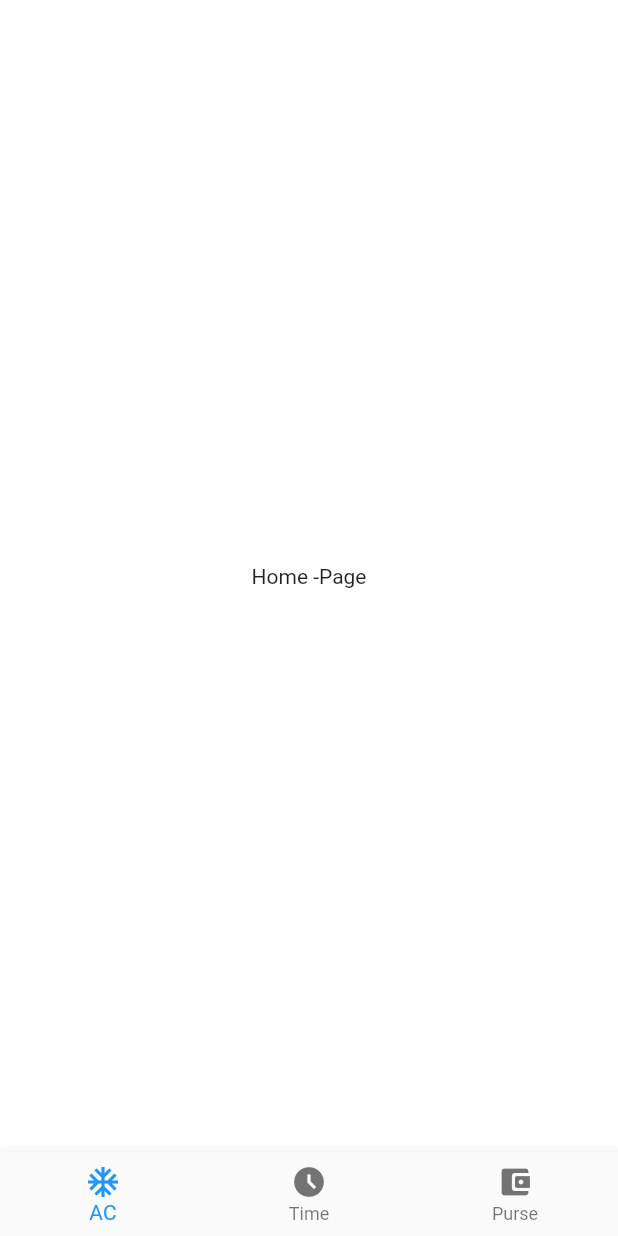
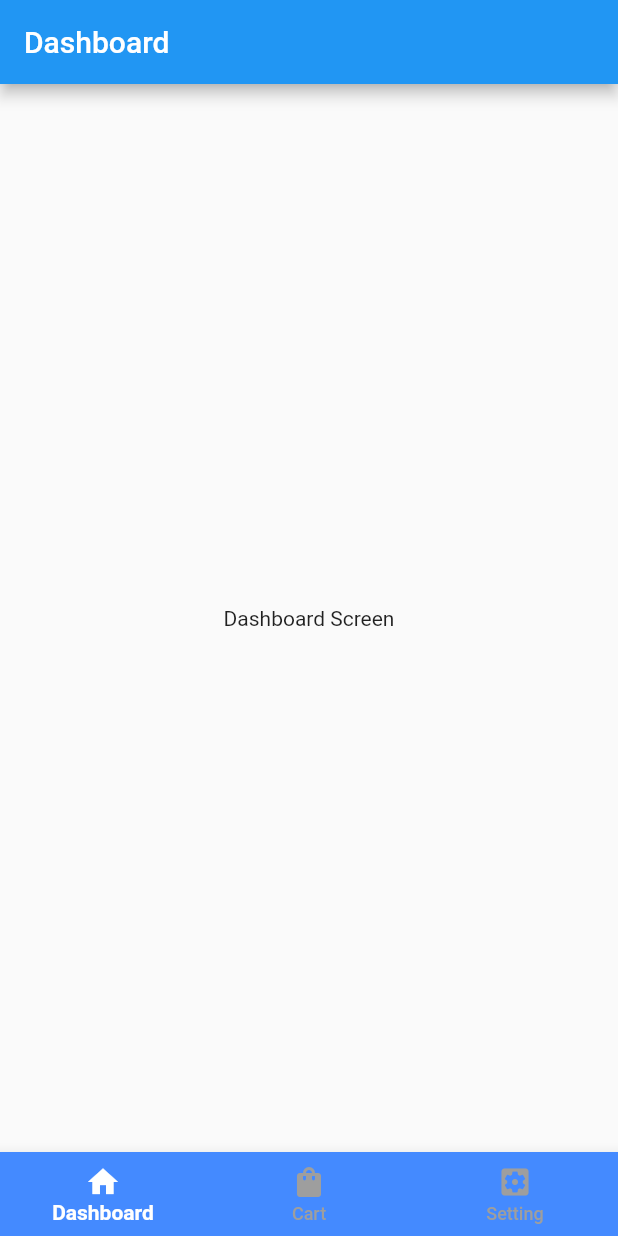
Before and after one commit to Biplab-Dutta/go_router_test, a Flutter app: the screen it shows after launch, on a phone screen of 412 x 824 dp. Run offline on Flutter 3.47's test engine with Material 2 defaults, Android fonts, the light colour scheme and no system bars; our stand-ins replace flutter_riverpod, go_router.

Commit message:
:hammer: Fix issue of shellRoute

```diff
--- /dev/null
+++ b/lib/feature/dashboard/dashboard_page.dart
@@ -0,0 +1,30 @@
+import 'package:flutter/material.dart';
+
+class DashboardPage extends StatefulWidget {
+  const DashboardPage({super.key});
+
+  static String routeName = 'dashboard';
+  static String route = '/';
+
+  @override
+  State<DashboardPage> createState() => _DashboardPageState();
+}
+
+class _DashboardPageState extends State<DashboardPage> {
+  @override
+  Widget build(BuildContext context) {
+    return Scaffold(
+      appBar: AppBar(
+        title: const Text('Dashboard'),
+      ),
+      body: const Center(
+        child: Column(
+          mainAxisAlignment: MainAxisAlignment.center,
+          children: [
+            Text('Dashboard Screen'),
+          ],
+        ),
+      ),
+    );
+  }
+}
--- /dev/null
+++ b/lib/feature/home/controller/home_controller.dart
@@ -0,0 +1,15 @@
+import 'package:flutter_riverpod/flutter_riverpod.dart';
+
+final homeControllerProvider = StateNotifierProvider<HomeController, int>((ref) {
+  return HomeController(0);
+});
+
+class HomeController extends StateNotifier<int> {
+  HomeController(super.state);
+
+  int get position => state;
+
+  set position(int val) {
+    state = val;
+  }
+}
--- a/lib/feature/home/home_page.dart
+++ /dev/null
@@ -1,53 +0,0 @@
-import 'package:flutter/material.dart';
-import 'package:flutter_riverpod/flutter_riverpod.dart';
-import 'package:go_router/go_router.dart';
-import 'package:samjhna_birsana/feature/first/first_page.dart';
-import 'package:samjhna_birsana/feature/second/second_page.dart';
-import 'package:samjhna_birsana/router.dart';
-
-class HomePage extends ConsumerStatefulWidget {
-  const HomePage({super.key});
-
-  static String routeName = 'home';
-  static String route = '/';
-
-  @override
-  ConsumerState<HomePage> createState() => _HomePageState();
-}
-
-class _HomePageState extends ConsumerState<HomePage> {
-  int _currentIndex = 0;
-
-  @override
-  Widget build(BuildContext context) {
-    return Scaffold(
-      backgroundColor: Colors.white,
-      body: const Center(
-        child: Text('Home -Page'),
-      ),
-      bottomNavigationBar: BottomNavigationBar(
-        currentIndex: _currentIndex,
-        onTap: (index) {
-          _currentIndex = index;
-          setState(() {});
-          print(_currentIndex);
-          switch (index) {
-            case 0:
-              ref.read(goRouterProvider).push(HomePage.route);
-            case 1:
-              // GoRouter.of(context).push(FirstPage.route);
-              ref.read(goRouterProvider).go(FirstPage.route);
-            case 2:
-              GoRouter.of(context).push(SecondPage.route);
-            // ref.read(goRouterProvider).go(SecondPage.route);
-          }
-        },
-        items: const [
-          BottomNavigationBarItem(icon: Icon(Icons.ac_unit), label: 'AC'),
-          BottomNavigationBarItem(icon: Icon(Icons.access_time_filled_outlined), label: 'Time'),
-          BottomNavigationBarItem(icon: Icon(Icons.account_balance_wallet_rounded), label: 'Purse'),
-        ],
-      ),
-    );
-  }
-}
--- /dev/null
+++ b/lib/feature/home/home_screen.dart
@@ -0,0 +1,22 @@
+import 'package:flutter/material.dart';
+import 'package:flutter_riverpod/flutter_riverpod.dart';
+import 'package:samjhna_birsana/feature/home/widget/bottom_navigation_widget.dart';
+
+class HomeScreen extends ConsumerStatefulWidget {
+  const HomeScreen({required this.child, super.key});
+
+  final Widget child;
+
+  @override
+  ConsumerState<HomeScreen> createState() => _HomeScreenState();
+}
+
+class _HomeScreenState extends ConsumerState<HomeScreen> {
+  @override
+  Widget build(BuildContext context) {
+    return Scaffold(
+      body: widget.child,
+      bottomNavigationBar: const BottomNavigationWidget(),
+    );
+  }
+}
--- /dev/null
+++ b/lib/feature/home/widget/bottom_navigation_widget.dart
@@ -0,0 +1,55 @@
+import 'package:flutter/material.dart';
+import 'package:flutter_riverpod/flutter_riverpod.dart';
+import 'package:go_router/go_router.dart';
+import 'package:samjhna_birsana/feature/first/first_page.dart';
+import 'package:samjhna_birsana/feature/home/controller/home_controller.dart';
+import 'package:samjhna_birsana/feature/second/second_page.dart';
+
+class BottomNavigationWidget extends ConsumerStatefulWidget {
+  const BottomNavigationWidget({super.key});
+
+  @override
+  ConsumerState<BottomNavigationWidget> createState() => _BottomNavigationWidgetState();
+}
+
+class _BottomNavigationWidgetState extends ConsumerState<BottomNavigationWidget> {
+  @override
+  Widget build(BuildContext context) {
+    final position = ref.watch(homeControllerProvider);
+
+    return BottomNavigationBar(
+      backgroundColor: Colors.blueAccent,
+      currentIndex: position,
+      onTap: (index) {
+        ref.read(homeControllerProvider.notifier).position = index;
+        switch (index) {
+          case 0:
+            context.go('/');
+          case 1:
+            context.go(FirstPage.route);
+          case 2:
+            context.go(SecondPage.route);
+          default:
+        }
+      },
+      selectedItemColor: Colors.white,
+      unselectedItemColor: Colors.grey,
+      selectedLabelStyle: const TextStyle(
+        color: Colors.white,
+        fontSize: 14,
+        fontWeight: FontWeight.w700,
+      ),
+      unselectedLabelStyle: const TextStyle(
+        color: Colors.grey,
+        fontSize: 12,
+        fontWeight: FontWeight.w500,
+      ),
+      items: const [
+        BottomNavigationBarItem(activeIcon: Icon(Icons.home), icon: Icon(Icons.home_work), label: 'Dashboard'),
+        BottomNavigationBarItem(activeIcon: Icon(Icons.shopify), icon: Icon(Icons.shopping_bag), label: 'Cart'),
+        BottomNavigationBarItem(activeIcon: Icon(Icons.settings), icon: Icon(Icons.settings_applications), label: 'Setting'),
+      ],
+    );
+  }
+
+}
--- a/lib/feature/second/second_page.dart
+++ b/lib/feature/second/second_page.dart
@@ -6,7 +6,7 @@ class SecondPage extends ConsumerWidget {
   const SecondPage({super.key});
 
   static String routeName = 'second';
-  static String route = '/';
+  static String route = '/second';
 
   @override
   Widget build(BuildContext context, WidgetRef ref) {
--- a/lib/feature/splash/splash_page.dart
+++ b/lib/feature/splash/splash_page.dart
@@ -1,10 +1,12 @@
 import 'package:flutter/material.dart';
 import 'package:flutter_riverpod/flutter_riverpod.dart';
-import 'package:samjhna_birsana/feature/home/home_page.dart';
 import 'package:samjhna_birsana/router.dart';
 
 class SplashPage extends ConsumerStatefulWidget {
   const SplashPage({super.key});
+
+  static String routeName = 'splash';
+  static String route = '/splash';
 
   @override
   ConsumerState<SplashPage> createState() => _SplashPageState();
@@ -15,7 +17,7 @@ class _SplashPageState extends ConsumerState<SplashPage> {
   void initState() {
     super.initState();
     Future.delayed(const Duration(seconds: 2), () {
-      ref.read(goRouterProvider).go(HomePage.route);
+      ref.read(goRouterProvider).go('/');
     });
   }
 
--- a/lib/router.dart
+++ b/lib/router.dart
@@ -1,18 +1,22 @@
+import 'package:flutter/material.dart';
 import 'package:flutter_riverpod/flutter_riverpod.dart';
 import 'package:go_router/go_router.dart';
+import 'package:samjhna_birsana/feature/add_event/add_event_page.dart';
+import 'package:samjhna_birsana/feature/dashboard/dashboard_page.dart';
 import 'package:samjhna_birsana/feature/first/first_page.dart';
-import 'package:samjhna_birsana/feature/home/home_page.dart';
+import 'package:samjhna_birsana/feature/home/home_screen.dart';
 import 'package:samjhna_birsana/feature/second/second_page.dart';
 import 'package:samjhna_birsana/feature/splash/splash_page.dart';
 
-class BirsanaRouter extends GoRouter {
-  BirsanaRouter({required this.routes, super.initialLocation}) : super(routes: routes);
+final GlobalKey<NavigatorState> _rootNavigator = GlobalKey(debugLabel: 'root');
+final GlobalKey<NavigatorState> _shellNavigator = GlobalKey(debugLabel: 'shell');
 
-  final List<RouteBase> routes;
-}
+final goRouterProvider = Provider<GoRouter>((ref) {
+  // bool isDuplicate = false;
+  // final notifier = ref.read(goRouterNotifierProvider);
 
-final goRouterProvider = Provider<BirsanaRouter>(
-  (ref) => BirsanaRouter(
+  return GoRouter(
+    navigatorKey: _rootNavigator,
     initialLocation: '/splash',
     routes: [
       GoRoute(
@@ -20,21 +24,47 @@ final goRouterProvider = Provider<BirsanaRouter>(
         name: 'splash',
         builder: (_, __) => const SplashPage(),
       ),
+      GoRoute(
+        path: AddEventPage.route,
+        name: AddEventPage.routeName,
+        builder: (_, __) => const AddEventPage(),
+      ),
       ShellRoute(
-        builder: (_,__,child) => const HomePage(),
+        navigatorKey: _shellNavigator,
+        builder: (_, state, child) => HomeScreen(key: state.pageKey, child: child),
         routes: [
+          GoRoute(
+            path: DashboardPage.route,
+            name: DashboardPage.routeName,
+            pageBuilder: (context, state) {
+              return NoTransitionPage(
+                  child: DashboardPage(
+                key: state.pageKey,
+              ));
+            },
+          ),
           GoRoute(
             path: FirstPage.route,
             name: FirstPage.routeName,
-            builder: (_, __) => const FirstPage(),
+            pageBuilder: (context, state) {
+              return NoTransitionPage(
+                  child: FirstPage(
+                key: state.pageKey,
+              ));
+            },
           ),
           GoRoute(
             path: SecondPage.route,
             name: SecondPage.routeName,
-            builder: (_, __) => const SecondPage(),
+            pageBuilder: (context, state) {
+              return NoTransitionPage(
+                  child: SecondPage(
+                key: state.pageKey,
+              ));
+            },
           ),
         ],
       ),
     ],
-  ),
-);
+  );
+});
```
Also changed, not shown: lib/feature/add_event/add_event_page.dart (added, +15 -0 lines), lib/feature/first/first_page.dart (+12 -6 lines).
